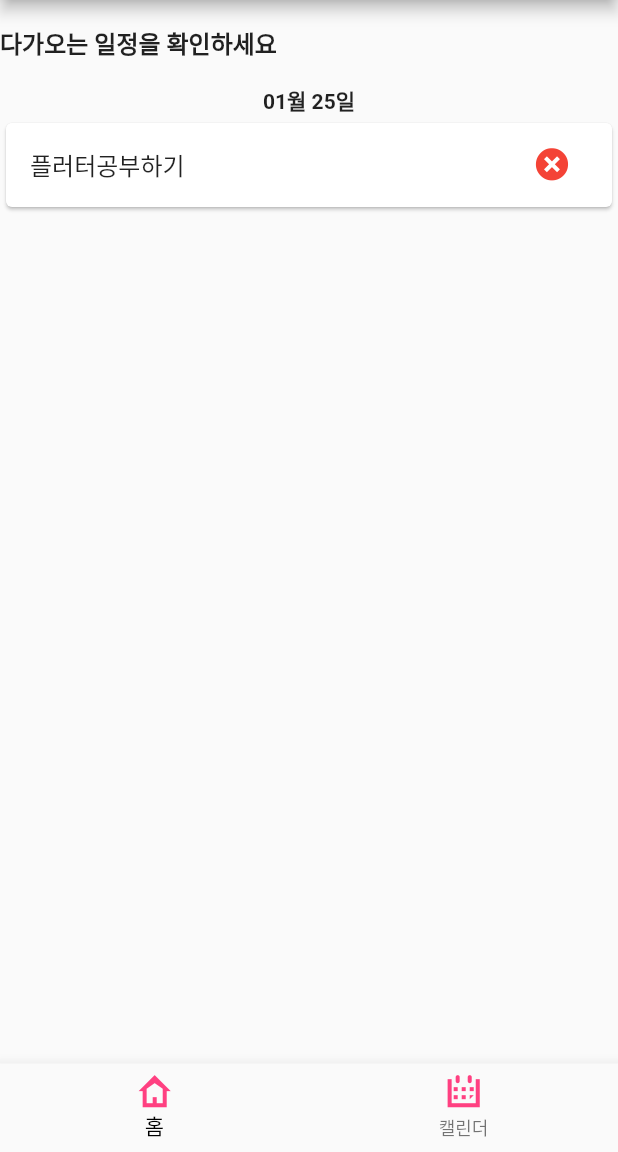
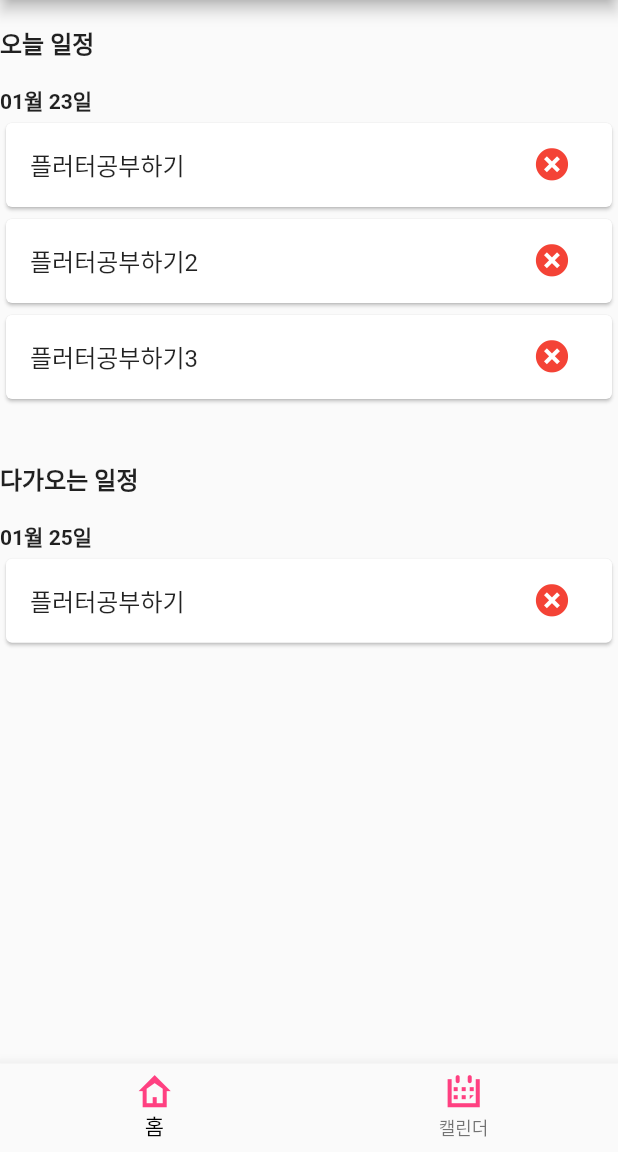
Before and after one commit to geonwoo1/Todo, a Flutter app: the screen it shows after launch, on a phone screen of 412 x 824 dp, the part 84-1236 px from its top. Run offline on Flutter 3.47's test engine with Material 2 defaults, Android fonts, the phone set to English and light mode, and no system bars; our stand-ins replace get, sliding_up_panel, table_calendar.

```diff
--- a/lib/controller/TodoCotroller.dart
+++ b/lib/controller/TodoCotroller.dart
@@ -10,6 +10,7 @@ class TodoController extends GetxController {
   var titleArr = [];
   var completedArr = [];
   var list =[];
+  var todayList=[];
   var _cnt = 0;
 
   // todolist 하드코딩 => DB에 저장?
@@ -30,6 +31,7 @@ class TodoController extends GetxController {
     super.onInit();
     todo2 = todo2;
     firstPageView();
+    change(selectedDay1,focusedDay1);
     update();
   }
 
@@ -92,10 +94,13 @@ class TodoController extends GetxController {
       int c = int.parse(i.date.substring(6,8));
       DateTime now = DateTime.now();
       DateTime listTime = DateTime.utc(a,b,c);
+      //홈화면에서 보여줄 다가오는(7일이내) 일정 추가
       listTime.isAfter(now) && listTime.isBefore(now.add(const Duration(days:7))) ?
           list.add(i) : "";
-
+      //홈화면에서 보여줄 오늘 일정 추가
+      DateFormat('yyyyMMdd').format(listTime) == DateFormat('yyyyMMdd').format(now) ? todayList.add(i) :"";
     }
     print(list[0].content.length);
+    print(todayList.length);
   }
 }
--- a/lib/main.dart
+++ b/lib/main.dart
@@ -4,6 +4,7 @@ import 'package:todo/view/FirstPage.dart';
 import 'package:todo/view/MainPage.dart';
 import 'package:get/get.dart';
 import 'package:intl/date_symbol_data_local.dart';
+import 'package:todo/view/writePage.dart';
 void main() async {
   //달력 한글로 바꾸기 위해 설정
   await initializeDateFormatting();
--- a/lib/view/FirstPage.dart
+++ b/lib/view/FirstPage.dart
@@ -4,8 +4,7 @@ import 'package:todo/controller/TodoCotroller.dart';
 import 'package:todo/icons/my_flutter_app_icons.dart';
 
 class FirstPage extends StatelessWidget {
-
-  final controller =Get.put(TodoController());
+  final controller = Get.put(TodoController());
 
   @override
   Widget build(BuildContext context) {
@@ -17,50 +16,54 @@ class FirstPage extends StatelessWidget {
         backgroundColor: Colors.pink,
         title: Text("ToDo"),
       ),
-      body:Column(
+      body: Column(
         crossAxisAlignment: CrossAxisAlignment.start,
         children: [
           SizedBox(
-            height: h*0.02,
+            height: h * 0.02,
           ),
-          Text("다가오는 일정을 확인하세요",style: TextStyle(
+          Text(
+            "오늘 일정",
+            style: TextStyle(
               fontSize: 16,
               fontWeight: FontWeight.bold,
-          ),),
+            ),
+          ),
           SizedBox(
-            height: h*0.02,
+            height: h * 0.02,
           ),
           GetBuilder<TodoController>(
-            builder: (controller){
+            builder: (controller) {
               return Column(
                 children: [
                   Container(
-                    height: 500,
+                    height: 250,
                     width: 500,
                     child: ListView.builder(
-                      itemCount: controller.list.length,
+                      itemCount: controller.todayList.length,
                       itemBuilder: (context, index) {
                         return Column(
+                          crossAxisAlignment: CrossAxisAlignment.start,
                           children: [
                             Container(
-                              child:
-                              Text("${controller.list[index].date.substring(4,6)}월 ${controller.list[index].date.substring(6)}일",
-                              style: TextStyle(
-                                fontWeight: FontWeight.bold
-                              ),)
-                            ),Container(
-                              height:200,
-                              width:500,
+                                child: Text(
+                              "${controller.todayList[index].date.substring(4, 6)}월 ${controller.todayList[index].date.substring(6)}일",
+                              style: TextStyle(fontWeight: FontWeight.bold),
+                            )),
+                            Container(
+                                height: 200,
+                                width: 500,
                                 child: ListView.builder(
-                                itemCount : controller.list[index].content.length,
-                                  itemBuilder: (context,idx){
+                                  itemCount: controller
+                                      .todayList[index].content.length,
+                                  itemBuilder: (context, idx) {
                                     return InkWell(
-                          onTap:(){
+                                      onTap: () {
                                         Get.defaultDialog(
                                           title: "",
                                           middleText: "",
                                         );
-                          } ,
+                                      },
                                       child: Card(
                                           child: ListTile(
                                         trailing: IconButton(
@@ -85,12 +88,91 @@ class FirstPage extends StatelessWidget {
                                             color: Colors.red,
                                           ),
                                         ),
-                                title: Text(controller.list[index].content[idx].title),
+                                        title: Text(controller.todayList[index]
+                                            .content[idx].title),
                                       )),
                                     );
                                   },
-                            )
-                            )
+                                )),
+                          ],
+                        );
+                      },
+                    ),
+                  ),
+
+                ],
+              );
+            },
+          ),
+          Container(
+              child: Text(
+                "다가오는 일정",
+                style: TextStyle(fontWeight: FontWeight.bold,fontSize: 16),
+              )), SizedBox(
+            height: h * 0.02,
+          ),
+          GetBuilder<TodoController>(
+            builder: (controller) {
+              return Column(
+                children: [
+                  Container(
+                    height: 250,
+                    width: 500,
+                    child: ListView.builder(
+                      itemCount: controller.list.length,
+                      itemBuilder: (context, index) {
+                        return Column(
+                          crossAxisAlignment: CrossAxisAlignment.start,
+                          children: [
+                            Container(
+                                child: Text(
+                                  "${controller.list[index].date.substring(4, 6)}월 ${controller.list[index].date.substring(6)}일",
+                                  style: TextStyle(fontWeight: FontWeight.bold),
+                                )),
+                            Container(
+                                height: 200,
+                                width: 500,
+                                child: ListView.builder(
+                                  itemCount: controller
+                                      .list[index].content.length,
+                                  itemBuilder: (context, idx) {
+                                    return InkWell(
+                                      onTap: () {
+                                        Get.defaultDialog(
+                                          title: "",
+                                          middleText: "",
+                                        );
+                                      },
+                                      child: Card(
+                                          child: ListTile(
+                                            trailing: IconButton(
+                                              onPressed: () {
+                                                Get.defaultDialog(
+                                                    buttonColor: Colors.red,
+                                                    textConfirm: "삭제",
+                                                    confirmTextColor: Colors.white,
+                                                    textCancel: "취소",
+                                                    cancelTextColor: Colors.red,
+                                                    onConfirm: () {
+                                                      Get.back();
+                                                    },
+                                                    onCancel: () {
+                                                      Get.back();
+                                                    },
+                                                    title: "일정을 삭제 할까요?",
+                                                    middleText: "");
+                                              },
+                                              icon: Icon(
+                                                MyFlutterApp.cancel_circle,
+                                                color: Colors.red,
+                                              ),
+                                            ),
+                                            title: Text(controller.list[index]
+                                                .content[idx].title),
+                                          )),
+                                    );
+                                  },
+                                )),
                           ],
                         );
                       },
@@ -101,7 +183,7 @@ class FirstPage extends StatelessWidget {
             },
           ),
         ],
-      ) ,
+      ),
     );
   }
 }
```
Also changed, not shown: lib/view/MainPage.dart (+7 -3 lines), lib/view/writePage.dart (added, +71 -0 lines). Lines whose indentation alone changed are shown as unchanged.
